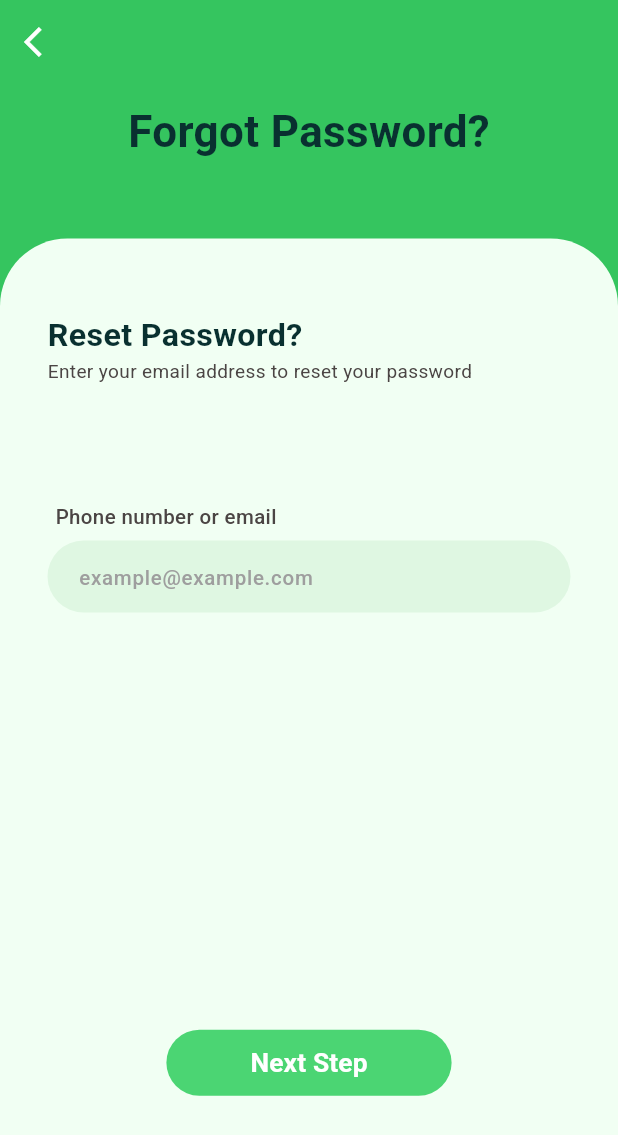
After one commit to Devcujx2112/Finza, a Flutter app: the ForgotPasswordView screen opened by its route, on a phone screen of 412 x 824 dp. The commit adds this screen. Shown: the top 1135 px of the screen. Run offline on Flutter 3.47's test engine with Material 3 defaults, Android fonts, the phone set to English and light mode, and no system bars; our stand-ins replace dio, equatable, flutter_screenutil, flutter_svg, get, shared_preferences and 1 more; accounts and stored records are empty.

Commit message:
forgot passs

```diff
--- a/lib/l10n/app_en.arb
+++ b/lib/l10n/app_en.arb
@@ -41,5 +41,8 @@
   "and":"and",
   "termsOfUse":"Terms of Use",
   "privacyPolicy":"Privacy Policy",
-  "alreadyHaveAccount":"Already have an account?"
+  "alreadyHaveAccount":"Already have an account?",
+  "enterYourEmailOrPhoneToReset":"Enter your email address to reset your password",
+  "resetPassword":"Reset Password",
+  "nextStep":"Next Step"
 }
--- a/lib/l10n/app_localizations.dart
+++ b/lib/l10n/app_localizations.dart
@@ -346,6 +346,24 @@ abstract class AppLocalizations {
   /// In en, this message translates to:
   /// **'Already have an account?'**
   String get alreadyHaveAccount;
+
+  /// No description provided for @enterYourEmailOrPhoneToReset.
+  ///
+  /// In en, this message translates to:
+  /// **'Enter your email address to reset your password'**
+  String get enterYourEmailOrPhoneToReset;
+
+  /// No description provided for @resetPassword.
+  ///
+  /// In en, this message translates to:
+  /// **'Reset Password'**
+  String get resetPassword;
+
+  /// No description provided for @nextStep.
+  ///
+  /// In en, this message translates to:
+  /// **'Next Step'**
+  String get nextStep;
 }
 
 class _AppLocalizationsDelegate extends LocalizationsDelegate<AppLocalizations> {
--- a/lib/l10n/app_localizations_en.dart
+++ b/lib/l10n/app_localizations_en.dart
@@ -133,4 +133,13 @@ class AppLocalizationsEn extends AppLocalizations {
 
   @override
   String get alreadyHaveAccount => 'Already have an account?';
+
+  @override
+  String get enterYourEmailOrPhoneToReset => 'Enter your email address to reset your password';
+
+  @override
+  String get resetPassword => 'Reset Password';
+
+  @override
+  String get nextStep => 'Next Step';
 }
--- a/lib/l10n/app_vi.arb
+++ b/lib/l10n/app_vi.arb
@@ -41,5 +41,8 @@
   "and":"và",
   "termsOfUse":"Điều khoản sử dụng",
   "privacyPolicy":"Chính sách bảo mật",
-  "alreadyHaveAccount":"Đã có tài khoản?"
+  "alreadyHaveAccount":"Đã có tài khoản?",
+  "enterYourEmailOrPhoneToReset":"Nhập địa chỉ email hoặc số điện thoại của bạn để đặt lại mật khẩu",
+  "resetPassword":"Đặt lại mật khẩu",
+  "nextStep":"Bước tiếp theo"
 }
--- a/lib/router/pages.dart
+++ b/lib/router/pages.dart
@@ -1,4 +1,6 @@
 import 'package:app/router/router_name.dart';
+import 'package:app/src/feature/auth/forgot_password/forgot_password_view.dart';
+import 'package:app/src/feature/auth/forgot_password/verify_code_view.dart';
 import 'package:app/src/feature/auth/login/login_view.dart';
 import 'package:app/src/feature/auth/main_auth.dart';
 import 'package:app/src/feature/auth/signup/signup_view.dart';
@@ -15,9 +17,11 @@ class Pages {
     GetPage(name: RouterName.login, page: () => LoginView()),
     GetPage(name: RouterName.signUp, page: () => SignUpView()),
     GetPage(name: RouterName.notification, page: () => NotificationView()),
+    GetPage(name: RouterName.forgotPassword, page: () => ForgotPasswordView()),
     // GetPage(name: RouterName.profile, page: () => ProfileView()),
     // GetPage(name: RouterName.setting, page: () => SettingView()),
     GetPage(name: RouterName.onboarding, page: () => OnboardingView()),
     GetPage(name: RouterName.mainLogin, page: () => MainAuth()),
+    GetPage(name: RouterName.verifyCode, page: () => VerifyCodeView()),
   ];
 }
--- a/lib/router/router_name.dart
+++ b/lib/router/router_name.dart
@@ -8,8 +8,9 @@ class RouterName {
   static const String setting = '/setting';
   static const String splash = '/splash';
   static const String onboarding = '/onboarding';
-
+  static const String forgotPassword = '/forgotPassword';
   static const String schedule = '/schedule';
   static const String budget = '/budget';
   static const String admin = '/admin';
+  static const String verifyCode = '/verifyCode';
 }
--- /dev/null
+++ b/lib/src/feature/auth/forgot_password/forgot_password_controller.dart
@@ -0,0 +1,14 @@
+import 'package:flutter/material.dart';
+import 'package:get/get.dart';
+
+class ForgotPasswordController extends GetxController {
+  final formKey = GlobalKey<FormState>();
+  final TextEditingController userNameController = TextEditingController();
+
+  String? validatorUserName(String? value) {
+    if (value == null || value.isEmpty) {
+      return 'Please enter your user name';
+    }
+    return null;
+  }
+}
--- /dev/null
+++ b/lib/src/feature/auth/forgot_password/forgot_password_view.dart
@@ -0,0 +1,249 @@
+import 'package:app/gen/fonts.gen.dart';
+import 'package:app/l10n/app_localizations.dart';
+import 'package:app/router/router_name.dart';
+import 'package:app/src/core/color/app_colors.dart';
+import 'package:app/src/core/widget/adaptive_page.dart';
+import 'package:app/src/feature/auth/forgot_password/forgot_password_controller.dart';
+import 'package:flutter/material.dart';
+import 'package:flutter_screenutil/flutter_screenutil.dart';
+import 'package:get/get_core/src/get_main.dart';
+import 'package:get/get_navigation/src/extension_navigation.dart';
+
+class ForgotPasswordView extends StatefulWidget {
+  const ForgotPasswordView({super.key});
+
+  @override
+  State<ForgotPasswordView> createState() => _ForgotPasswordViewState();
+}
+
+class _ForgotPasswordViewState extends State<ForgotPasswordView>
+    with AdaptivePage {
+  final ForgotPasswordController _controller = ForgotPasswordController();
+  @override
+  Widget build(BuildContext context) {
+    return adaptiveBody(context);
+  }
+
+  @override
+  Widget mobileLandscapeBody(BuildContext context, Size size) {
+    return mobileScreen();
+  }
+
+  @override
+  Widget mobilePortraitBody(BuildContext context, Size size) {
+    return mobileScreen();
+  }
+
+  @override
+  Widget tabletLandscapeBody(BuildContext context, Size size) {
+    return tabletScreen();
+  }
+
+  @override
+  Widget tabletPortraitBody(BuildContext context, Size size) {
+    return tabletScreen();
+  }
+
+  Widget mobileScreen() {
+    final appLocal = AppLocalizations.of(context)!;
+    return Scaffold(
+      appBar: AppBar(
+        backgroundColor: AppColors.primarySecondaryColor,
+        leading: IconButton(
+          icon: const Icon(
+            Icons.arrow_back_ios,
+            color: AppColors.buttonRegister,
+          ),
+          onPressed: () {
+            Get.back();
+          },
+        ),
+      ),
+      backgroundColor: AppColors.primarySecondaryColor,
+      body: SingleChildScrollView(
+        child: SizedBox(
+          height: MediaQuery.of(context).size.height,
+          child: Column(
+            children: [
+              Expanded(
+                flex: 1,
+                child: Column(
+                  mainAxisAlignment: MainAxisAlignment.center,
+                  crossAxisAlignment: CrossAxisAlignment.center,
+                  children: [
+                    Padding(
+                      padding: EdgeInsetsGeometry.only(bottom: 40.h),
+                      child: Text(
+                        appLocal.forgotPassword,
+                        style: TextStyle(
+                          fontSize: 30.sp,
+                          fontWeight: FontWeight.bold,
+                          color: AppColors.darkPrimaryColor,
+                        ),
+                      ),
+                    ),
+                  ],
+                ),
+              ),
+              Expanded(flex: 7, child: _buildFormForgotPassword(context)),
+            ],
+          ),
+        ),
+      ),
+    );
+  }
+
+  Widget _buildFormForgotPassword(BuildContext context) {
+    final appLocal = AppLocalizations.of(context);
+    return Container(
+      width: double.infinity,
+      padding: EdgeInsets.symmetric(horizontal: 30.w, vertical: 50.h),
+      decoration: const BoxDecoration(
+        color: AppColors.primaryColor,
+        borderRadius: BorderRadius.only(
+          topLeft: Radius.circular(45),
+          topRight: Radius.circular(45),
+        ),
+      ),
+      child: Column(
+        spacing: 5.h,
+        crossAxisAlignment: CrossAxisAlignment.start,
+        children: [
+          Expanded(
+            child: Column(
+              crossAxisAlignment: CrossAxisAlignment.start,
+              children: [
+                Text(
+                  '${appLocal?.resetPassword}?',
+                  style: TextStyle(
+                    fontSize: 22.sp,
+                    color: AppColors.darkPrimaryColor,
+                    fontWeight: FontWeight.w700,
+                  ),
+                ),
+                Text(
+                  appLocal?.enterYourEmailOrPhoneToReset ?? '',
+                  style: TextStyle(
+                    fontSize: 13.sp,
+                    color: AppColors.textColor,
+                    fontWeight: FontWeight.w400,
+                  ),
+                ),
+              ],
+            ),
+          ),
+          Expanded(
+            flex: 2,
+            child: Form(
+              child: Column(
+                spacing: 5.h,
+                crossAxisAlignment: CrossAxisAlignment.start,
+                children: [
+                  Padding(
+                    padding: EdgeInsetsGeometry.only(left: 5.w),
+                    child: Text(
+                      appLocal?.phoneNumberOrEmail ?? '',
+                      style: TextStyle(
+                        fontSize: 14.sp,
+                        color: AppColors.textColor,
+                        fontWeight: FontWeight.w500,
+                      ),
+                    ),
+                  ),
+                  TapRegion(
+                    onTapOutside: (event) {
+                      FocusManager.instance.primaryFocus?.unfocus();
+                    },
+                    child: TextFormField(
+                      validator: (value) {
+                        return _controller.validatorUserName(value);
+                      },
+                      cursorColor: AppColors.textColor,
+                      style: TextStyle(
+                        color: AppColors.textColor,
+                        fontSize: 16.sp,
+                      ),
+                      controller: _controller.userNameController,
+                      decoration: InputDecoration(
+                        hintText: appLocal?.exampleEmail,
+                        hintStyle: TextStyle(
+                          color: Colors.grey,
+                          fontSize: 14.sp,
+                          fontFamily: FontFamily.roboto,
+                          fontWeight: FontWeight(500),
+                        ),
+                        filled: true,
+                        fillColor: AppColors.backgroundMenu,
+                        border: OutlineInputBorder(
+                          borderRadius: BorderRadius.circular(40),
+                          borderSide: BorderSide(
+                            color: AppColors.transparentColor,
+                            width: 1,
+                          ),
+                        ),
+                        enabledBorder: OutlineInputBorder(
+                          borderRadius: BorderRadius.circular(40),
+                          borderSide: BorderSide(
+                            color: AppColors.transparentColor,
+                            width: 1,
+                          ),
+                        ),
+                        focusedBorder: OutlineInputBorder(
+                          borderRadius: BorderRadius.circular(40),
+                          borderSide: BorderSide(
+                            color: AppColors.transparentColor,
+                            width: 1,
+                          ),
+                        ),
+
+                        contentPadding: EdgeInsets.symmetric(
+                          horizontal: 16.w,
+                          vertical: 8.h,
+                        ),
+                      ),
+                    ),
+                  ),
+                ],
+              ),
+            ),
+          ),
+          Expanded(
+            flex: 2,
+            child: Center(
+              child: SizedBox(
+                height: 45.h,
+                width: 180.w,
+                child: ElevatedButton(
+                  onPressed: () {
+                    Get.toNamed(RouterName.verifyCode);
+                  },
+                  style: ElevatedButton.styleFrom(
+                    elevation: 0,
+                    backgroundColor: AppColors.buttonLogin,
+                    minimumSize: Size(double.infinity, 40.h),
+                    shape: RoundedRectangleBorder(
+                      borderRadius: BorderRadius.circular(40),
+                    ),
+                  ),
+                  child: Text(
+                    appLocal?.nextStep ?? '',
+                    style: TextStyle(
+                      fontFamily: FontFamily.roboto,
+                      color: AppColors.buttonRegister,
+                      fontSize: 18.sp,
+                      fontWeight: FontWeight.w600,
+                    ),
+                  ),
+                ),
+              ),
+            ),
+          ),
+        ],
+      ),
+    );
+  }
+
+  Widget tabletScreen() {
+    return Container();
+  }
+}
--- a/pubspec.yaml
+++ b/pubspec.yaml
@@ -25,6 +25,7 @@ dependencies:
   flutter_local_notifications: ^21.0.0
   equatable: ^2.0.8
   json_annotation: ^4.11.0
+  intl: ^0.20.2
 
 dev_dependencies:
   flutter_test:
```
Also changed, not shown: lib/l10n/app_localizations_vi.dart (+9 -0 lines), lib/src/feature/auth/forgot_password/verify_code_view.dart (added, +15 -0 lines), lib/src/feature/auth/login/login_view.dart (+21 -4 lines), lib/src/feature/auth/main_auth.dart (+5 -2 lines), lib/src/feature/auth/signup/signup_view.dart (+73 -16 lines), lib/src/feature/widget/code_phone_number.dart (added, +15 -0 lines), lib/src/feature/widget/custom_calender.dart (added, +201 -0 lines).
